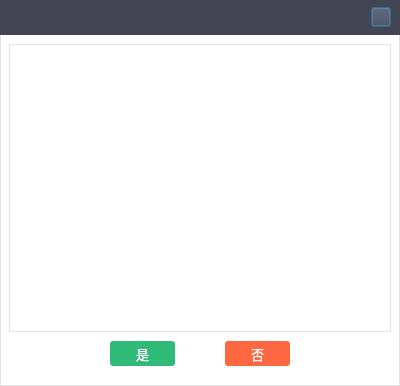
The window that SoftTerminal/forms/STCloudFolderView.ui (sunpu/softterminal) describes before a commit, drawn with Qt 5.
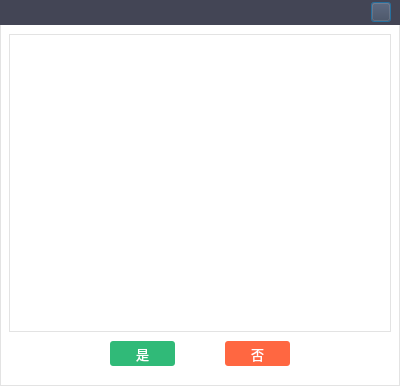
The same window after the commit. Icons and pictures are not drawn.

The edit to the form file:
```diff
--- a/SoftTerminal/forms/STCloudFolderView.ui
+++ b/SoftTerminal/forms/STCloudFolderView.ui
@@ -37,13 +37,13 @@
      <property name="minimumSize">
       <size>
        <width>0</width>
-       <height>35</height>
+       <height>25</height>
       </size>
      </property>
      <property name="maximumSize">
       <size>
        <width>16777215</width>
-       <height>35</height>
+       <height>25</height>
       </size>
      </property>
      <property name="styleSheet">
```
